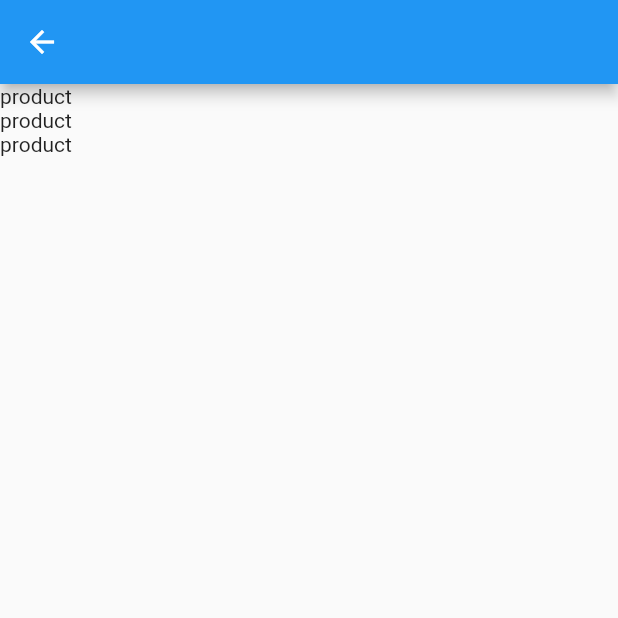
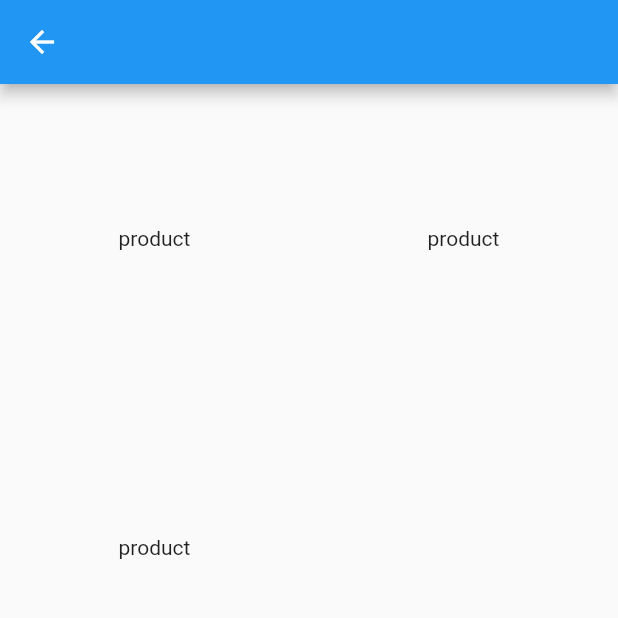
Before and after one commit to caghevia/pack_ecommers, a Flutter app: the screen it shows after launch, after a tap on "motheboard", on a phone screen of 412 x 824 dp, the top half of it. Run offline on Flutter 3.47's test engine with Material 2 defaults, Android fonts, the phone set to English and light mode, and no system bars.

Commit message:
3- Creatin a grid of objects

```diff
--- a/lib/pages/home_page.dart
+++ b/lib/pages/home_page.dart
@@ -1,4 +1,6 @@
 import 'package:pack_ecommers/blocs/categories_bloc.dart';
+import 'package:pack_ecommers/blocs/products_bloc.dart';
+import 'package:pack_ecommers/models/category.dart';
 import 'package:pack_ecommers/models/product.dart';
 import 'package:pack_ecommers/pages/selected_category_page.dart';
 import 'package:pack_ecommers/widgets/bloc_provider.dart';
@@ -13,7 +15,7 @@ class MyHomePage extends StatelessWidget {
       appBar: AppBar(
         title: Text('E-Commerce'),
       ),
-      body: StreamBuilder(
+      body: StreamBuilder<List<Category>>(
         stream: _categoriesBloc.outCategories,
         builder: (context, categories) {
           if (categories.hasData) {
@@ -23,12 +25,9 @@ class MyHomePage extends StatelessWidget {
                 return ListTile(
                   onTap: () => Navigator.of(context).push(
                     MaterialPageRoute(
-                      builder: (context) => SelectedCategoryPage(
-                        products: [
-                          Product.create('product'),
-                          Product.create('product'),
-                          Product.create('product'),
-                        ],
+                      builder: (context) => BlocProvider(
+                        bloc: ProductsBloc(categories.data[index]),
+                        child: SelectedCategoryPage(),
                       ),
                     ),
                   ),
--- a/lib/pages/selected_category_page.dart
+++ b/lib/pages/selected_category_page.dart
@@ -1,18 +1,30 @@
+import 'package:pack_ecommers/blocs/products_bloc.dart';
 import 'package:pack_ecommers/models/product.dart';
 import 'package:flutter/material.dart';
+import 'package:pack_ecommers/widgets/bloc_provider.dart';
 
 class SelectedCategoryPage extends StatelessWidget {
-  const SelectedCategoryPage({Key key, @required this.products})
-      : super(key: key);
-  final List<Product> products;
-
   @override
   Widget build(BuildContext context) {
+    final ProductsBloc _productsBloc = BlocProvider.of<ProductsBloc>(context);
+
     return Scaffold(
-      appBar: AppBar(),
-      body: ListView(
-        children: products.map((product) => Text(product.name)).toList(),
-      ),
-    );
+        appBar: AppBar(),
+        body: StreamBuilder<List<Product>>(
+          stream: _productsBloc.outProducts,
+          builder: (context, products) {
+            if (products.hasData) {
+              return GridView.builder(
+                gridDelegate: SliverGridDelegateWithFixedCrossAxisCount(
+                    crossAxisCount: 2),
+                itemCount: products.data.length,
+                itemBuilder: (BuildContext context, int index) {
+                  return Center(child: Text(products.data[index].name));
+                },
+              );
+            }
+            return SizedBox();
+          },
+        ));
   }
 }
```
